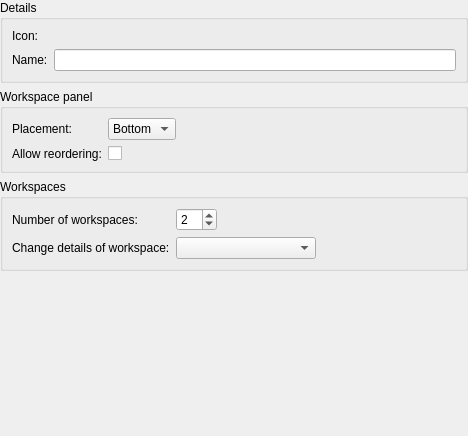
This is ground/openpilotgcs/src/plugins/coreplugin/workspacesettings.ui in openpilot/OpenPilot as Qt 5 draws it before an edit. The edited form follows.
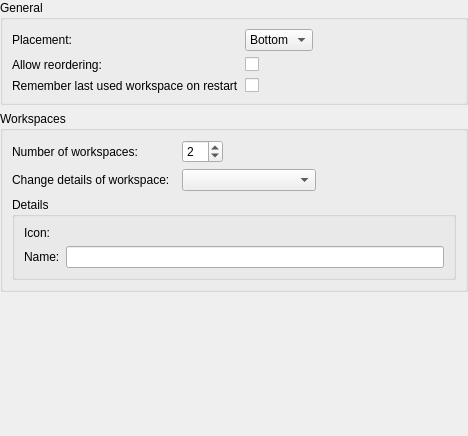
This is the edited form. Custom widgets are drawn as their Qt base class.

```diff
--- a/ground/openpilotgcs/src/plugins/coreplugin/workspacesettings.ui
+++ b/ground/openpilotgcs/src/plugins/coreplugin/workspacesettings.ui
@@ -47,62 +47,20 @@
        <property name="margin">
         <number>0</number>
        </property>
-       <item>
-        <widget class="QGroupBox" name="groupBox_2">
-         <property name="sizePolicy">
-          <sizepolicy hsizetype="Preferred" vsizetype="Preferred">
-           <horstretch>0</horstretch>
-           <verstretch>0</verstretch>
-          </sizepolicy>
-         </property>
-         <property name="title">
-          <string>Details</string>
-         </property>
-         <layout class="QGridLayout" name="gridLayout">
-          <item row="2" column="0">
-           <widget class="QLabel" name="label_2">
-            <property name="text">
-             <string>Icon:</string>
-            </property>
-           </widget>
-          </item>
-          <item row="2" column="1">
-           <widget class="Utils::PathChooser" name="iconPathChooser" native="true"/>
-          </item>
-          <item row="3" column="1">
-           <widget class="QLineEdit" name="nameEdit"/>
-          </item>
-          <item row="3" column="0">
-           <widget class="QLabel" name="label_3">
-            <property name="text">
-             <string>Name:</string>
-            </property>
-           </widget>
-          </item>
-         </layout>
-        </widget>
-       </item>
        <item>
         <widget class="QGroupBox" name="groupBox_3">
          <property name="title">
-          <string>Workspace panel</string>
+          <string>General</string>
          </property>
          <layout class="QGridLayout" name="gridLayout_3">
-          <item row="0" column="0">
+          <item row="1" column="0">
            <widget class="QLabel" name="label_6">
             <property name="text">
              <string>Placement:</string>
             </property>
            </widget>
           </item>
-          <item row="1" column="0">
-           <widget class="QLabel" name="label_7">
-            <property name="text">
-             <string>Allow reordering:</string>
-            </property>
-           </widget>
-          </item>
-          <item row="0" column="1">
+          <item row="1" column="1" colspan="2">
            <widget class="QComboBox" name="comboBoxTabBarPlacement">
             <property name="sizePolicy">
              <sizepolicy hsizetype="Preferred" vsizetype="Fixed">
@@ -125,14 +83,7 @@
             </item>
            </widget>
           </item>
-          <item row="1" column="1">
-           <widget class="QCheckBox" name="checkBoxAllowTabMovement">
-            <property name="text">
-             <string/>
-            </property>
-           </widget>
-          </item>
-          <item row="0" column="2">
+          <item row="1" column="3">
            <spacer name="horizontalSpacer_2">
             <property name="orientation">
              <enum>Qt::Horizontal</enum>
@@ -145,6 +96,37 @@
             </property>
            </spacer>
           </item>
+          <item row="2" column="0">
+           <widget class="QLabel" name="label_7">
+            <property name="text">
+             <string>Allow reordering:</string>
+            </property>
+           </widget>
+          </item>
+          <item row="2" column="1">
+           <widget class="QCheckBox" name="checkBoxAllowTabMovement">
+            <property name="text">
+             <string/>
+            </property>
+           </widget>
+          </item>
+          <item row="3" column="0">
+           <widget class="QLabel" name="label_8">
+            <property name="toolTip">
+             <string>Restore last selected workspace on startup</string>
+            </property>
+            <property name="text">
+             <string>Remember last used workspace on restart</string>
+            </property>
+           </widget>
+          </item>
+          <item row="3" column="1">
+           <widget class="QCheckBox" name="checkBoxRestoreSelectedOnStartup">
+            <property name="text">
+             <string/>
+            </property>
+           </widget>
+          </item>
          </layout>
         </widget>
        </item>
@@ -216,6 +198,41 @@
             </property>
            </spacer>
           </item>
+          <item row="3" column="0" colspan="4">
+           <widget class="QGroupBox" name="groupBox_2">
+            <property name="sizePolicy">
+             <sizepolicy hsizetype="Preferred" vsizetype="Preferred">
+              <horstretch>0</horstretch>
+              <verstretch>0</verstretch>
+             </sizepolicy>
+            </property>
+            <property name="title">
+             <string>Details</string>
+            </property>
+            <layout class="QGridLayout" name="gridLayout">
+             <item row="2" column="0">
+              <widget class="QLabel" name="label_2">
+               <property name="text">
+                <string>Icon:</string>
+               </property>
+              </widget>
+             </item>
+             <item row="2" column="1">
+              <widget class="Utils::PathChooser" name="iconPathChooser" native="true"/>
+             </item>
+             <item row="3" column="1">
+              <widget class="QLineEdit" name="nameEdit"/>
+             </item>
+             <item row="3" column="0">
+              <widget class="QLabel" name="label_3">
+               <property name="text">
+                <string>Name:</string>
+               </property>
+              </widget>
+             </item>
+            </layout>
+           </widget>
+          </item>
          </layout>
         </widget>
        </item>
```
